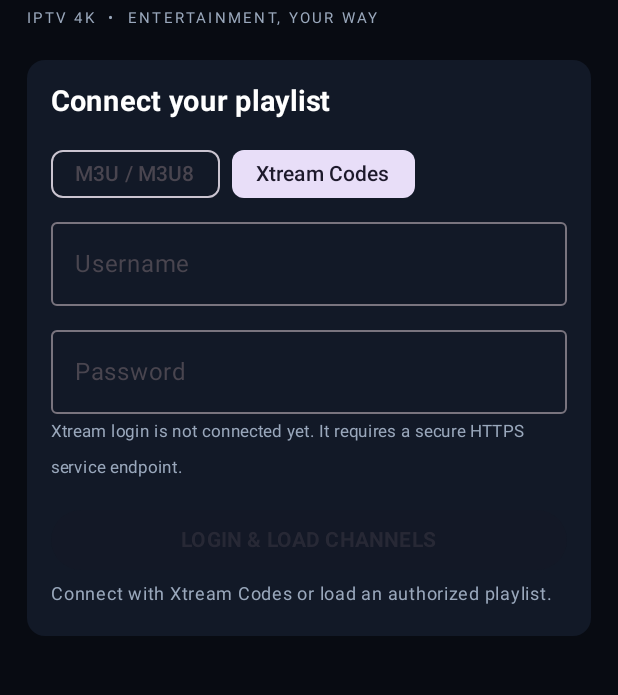
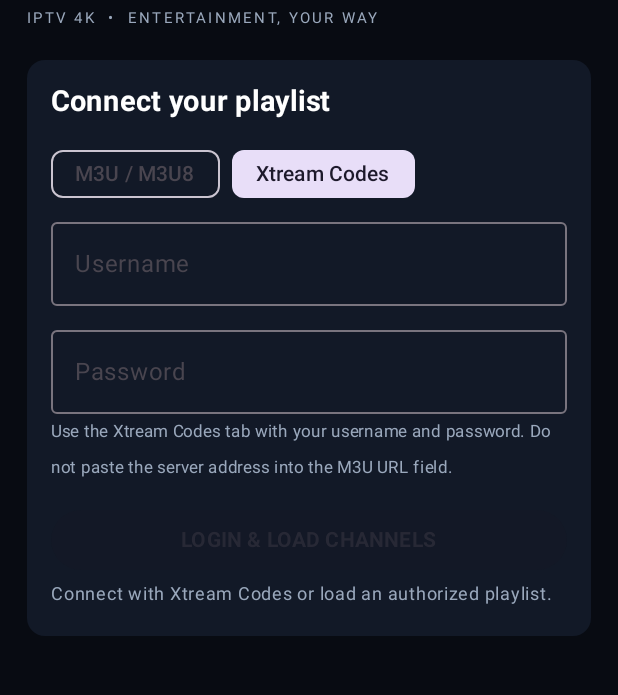
Before and after one commit to stationliveiptv/Tiviate, an Android app built with Jetpack Compose: the screen it shows after launch (MainActivity), after a tap on "Xtream Codes", on a phone screen of 412 x 824 dp, the part 81-776 px from its top. Run offline under Robolectric (Android 15) with nearby library versions, the phone set to English and light mode, and no system bars; pictures from the network do not load.

Commit message:
feat(android): display channel logos and clarify connection modes

```diff
--- a/android/app/src/main/java/com/stationlive/iptv4k/MainActivity.kt
+++ b/android/app/src/main/java/com/stationlive/iptv4k/MainActivity.kt
@@ -23,6 +23,7 @@ import androidx.compose.ui.text.input.PasswordVisualTransformation
 import androidx.compose.ui.unit.dp
 import androidx.compose.ui.unit.sp
 import androidx.compose.ui.viewinterop.AndroidView
+import coil.compose.AsyncImage
 import androidx.lifecycle.lifecycleScope
 import androidx.media3.common.MediaItem
 import androidx.media3.exoplayer.ExoPlayer
@@ -131,7 +132,7 @@ private fun StationLiveApp(
                                 OutlinedTextField(value = username, onValueChange = { username = it }, modifier = Modifier.fillMaxWidth(), label = { Text("Username") }, singleLine = true)
                                 Spacer(Modifier.height(8.dp))
                                 OutlinedTextField(value = password, onValueChange = { password = it }, modifier = Modifier.fillMaxWidth(), label = { Text("Password") }, singleLine = true, visualTransformation = PasswordVisualTransformation(), keyboardOptions = KeyboardOptions(keyboardType = KeyboardType.Password))
-                                Text("Xtream login is not connected yet. It requires a secure HTTPS service endpoint.", color = Muted, fontSize = 11.sp)
+                                Text("Use the Xtream Codes tab with your username and password. Do not paste the server address into the M3U URL field.", color = Muted, fontSize = 11.sp)
                             }
                             Spacer(Modifier.height(12.dp))
                             Button(
@@ -175,6 +176,10 @@ private fun StationLiveApp(
                                 Modifier.fillMaxWidth().background(Panel, RoundedCornerShape(12.dp)).clickable { onPlay(entry.url) }.padding(13.dp),
                                 verticalAlignment = Alignment.CenterVertically
                             ) {
+                                if (!entry.logo.isNullOrBlank()) {
+                                    AsyncImage(model = entry.logo, contentDescription = entry.title, modifier = Modifier.size(42.dp))
+                                    Spacer(Modifier.width(10.dp))
+                                }
                                 Column(Modifier.weight(1f)) {
                                     Text(entry.title, color = Color.White, fontWeight = FontWeight.SemiBold)
                                     Text(entry.group ?: "Uncategorized", color = Muted, fontSize = 11.sp)
```
